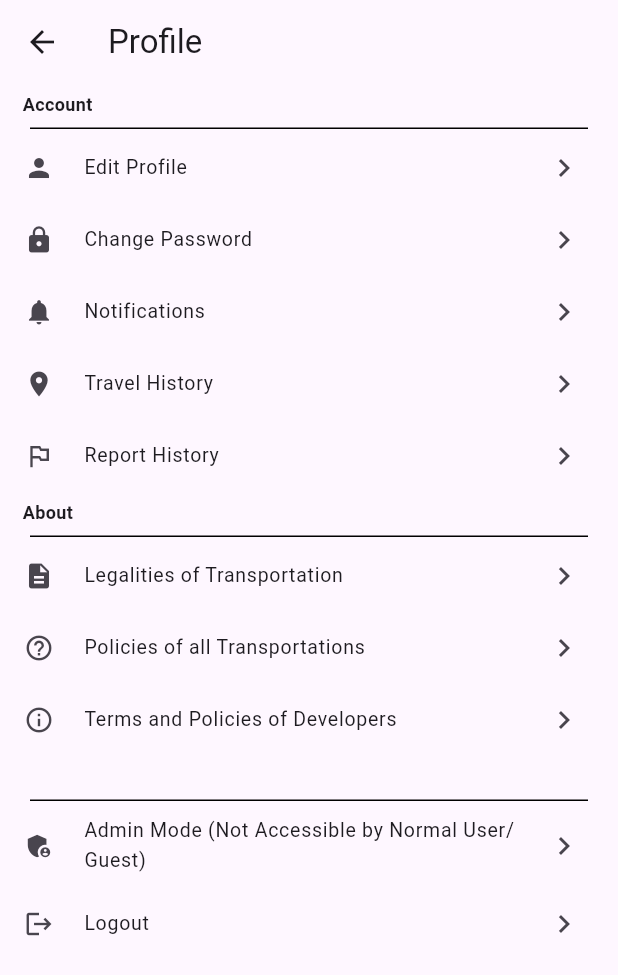
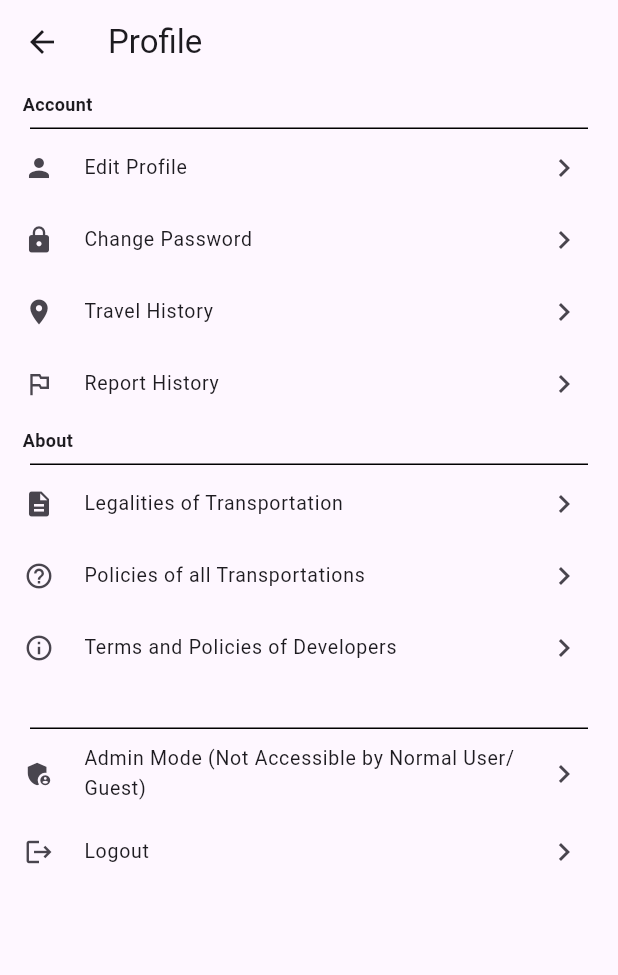
Before and after one commit to BGrazer/Maiway, a Flutter app: the ProfileScreen screen opened directly, on a phone screen of 412 x 824 dp. Shown: the top 975 px of the screen. Run offline on Flutter 3.47's test engine with Material 3 defaults, Android fonts, the phone set to English and light mode, and no system bars; our stand-ins replace flutter_map, geolocator, google_fonts, latlong2; missing offline and left inert: flutter_map_location_marker.

Commit message:
Update profile_screen.dart

```diff
--- a/maiwayapp/lib/profile_screen.dart
+++ b/maiwayapp/lib/profile_screen.dart
@@ -8,7 +8,6 @@ import 'edit_profile.dart';
 import 'legalities_page.dart';
 import 'transport_policies_page.dart';
 import 'developer_policies_page.dart';
-
 
 class ProfileScreen extends StatelessWidget {
   const ProfileScreen({super.key});
@@ -27,7 +26,7 @@ _buildSettingsTile(
             onTap: () {
               Navigator.push(
                 context,
-      MaterialPageRoute(builder: (context) =>  EditProfileScreen()),
+                MaterialPageRoute(builder: (context) => EditProfileScreen()),
               );
             },
           ),
@@ -44,11 +43,7 @@ _buildSettingsTile(
               );
             },
           ),
-          _buildSettingsTile(
-            icon: Icons.notifications,
-            title: 'Notifications',
-            onTap: () {},
-          ),
+
           _buildSettingsTile(
             icon: Icons.place,
             title: 'Travel History',
@@ -56,7 +51,9 @@ _buildSettingsTile(
               Navigator.push(
                 context,
                 MaterialPageRoute(
-        builder: (context) => TravelHistoryScreen(), // <-- const removed here
+                  builder:
+                      (context) =>
+                          TravelHistoryScreen(), // <-- const removed here
                 ),
               );
             },
@@ -67,7 +64,9 @@ _buildSettingsTile(
             onTap: () {
               Navigator.push(
                 context,
-      MaterialPageRoute(builder: (context) =>  UserReportHistoryPage()),
+                MaterialPageRoute(
+                  builder: (context) => UserReportHistoryPage(),
+                ),
               );
             },
           ),
@@ -90,7 +89,9 @@ _buildSettingsTile(
             onTap: () {
               Navigator.push(
                 context,
-      MaterialPageRoute(builder: (context) => const TransportPoliciesPage()),
+                MaterialPageRoute(
+                  builder: (context) => const TransportPoliciesPage(),
+                ),
               );
             },
           ),
@@ -100,12 +101,13 @@ _buildSettingsTile(
             onTap: () {
               Navigator.push(
                 context,
-      MaterialPageRoute(builder: (context) => const DeveloperPoliciesPage()),
+                MaterialPageRoute(
+                  builder: (context) => const DeveloperPoliciesPage(),
+                ),
               );
             },
           ),
           const SectionHeader(title: ''),
-
 
           _buildSettingsTile(
             icon: Icons.admin_panel_settings,
@@ -115,7 +117,6 @@ _buildSettingsTile(
                 context,
                 MaterialPageRoute(
                   builder: (context) => AdminScreen(), // removed `const`
-
                 ),
               );
             },
```
Lines whose indentation alone changed are shown as unchanged.
